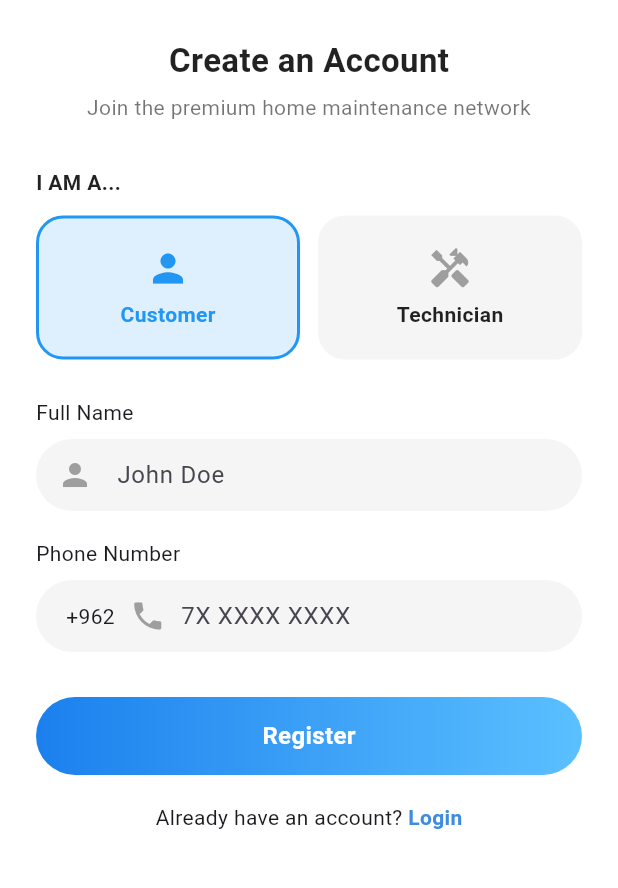
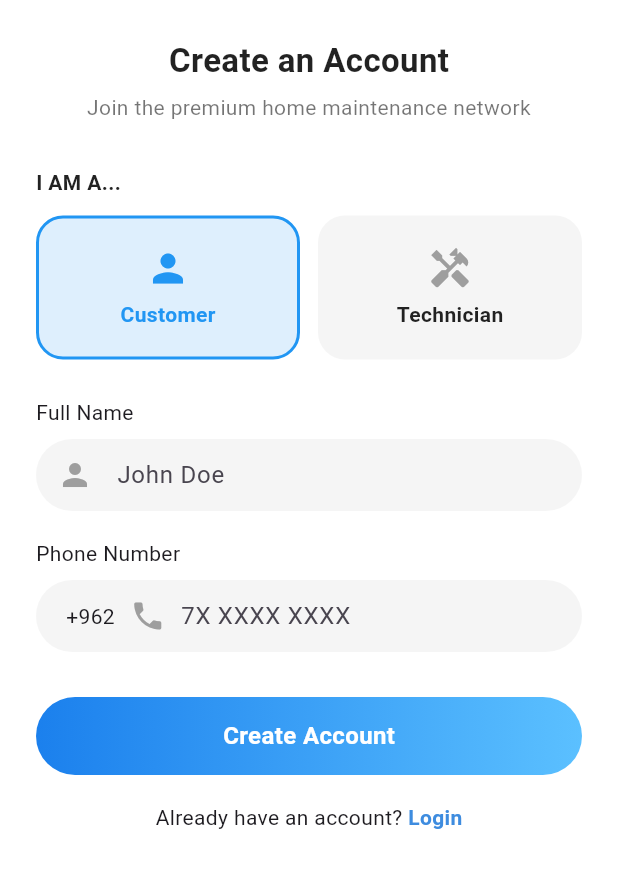
Before and after one commit to Tuleenalshattel/fixit-jo, a Flutter app: the RegisterPage screen opened directly, on a phone screen of 412 x 824 dp, the part 170-1058 px from its top. Run offline on Flutter 3.47's test engine with Material 3 defaults, Android fonts, the phone set to English and light mode, and no system bars; statements that could not run were skipped.

Commit message:
Update register_screen.dart

```diff
--- a/lib/screens/register_screen.dart
+++ b/lib/screens/register_screen.dart
@@ -1,4 +1,5 @@
 import 'package:flutter/material.dart';
+import 'otp_screen.dart';
 
 enum UserType { customer, technician }
 
@@ -69,7 +70,7 @@ class _RegisterPageState extends State<RegisterPage> {
   Widget buildTextField({
     required String hint,
     required IconData icon,
-    required controller,
+    required TextEditingController controller,
   }) {
     return Container(
       padding: const EdgeInsets.symmetric(horizontal: 14),
@@ -252,7 +253,21 @@ class _RegisterPageState extends State<RegisterPage> {
 
               const SizedBox(height: 30),
 
-              Container(
+              GestureDetector(
+                onTap: () {
+                  Navigator.push(
+                    context,
+                    MaterialPageRoute(
+                      builder: (context) => OtpScreen(
+                        userType: _selectedUserType,
+                        name: _nameController.text,
+                        phone: _phoneController.text,
+                        profileImage: null,
+                      ),
+                    ),
+                  );
+                },
+                child: Container(
                   width: double.infinity,
                   height: 52,
                   decoration: BoxDecoration(
@@ -266,11 +281,12 @@ class _RegisterPageState extends State<RegisterPage> {
                   ),
                   child: const Center(
                     child: Text(
-                    "Register",
+                      "Create Account",
                       style: TextStyle(
                         color: Colors.white,
                         fontSize: 16,
                         fontWeight: FontWeight.bold,
+                      ),
                     ),
                   ),
                 ),
```
Lines whose indentation alone changed are shown as unchanged.
